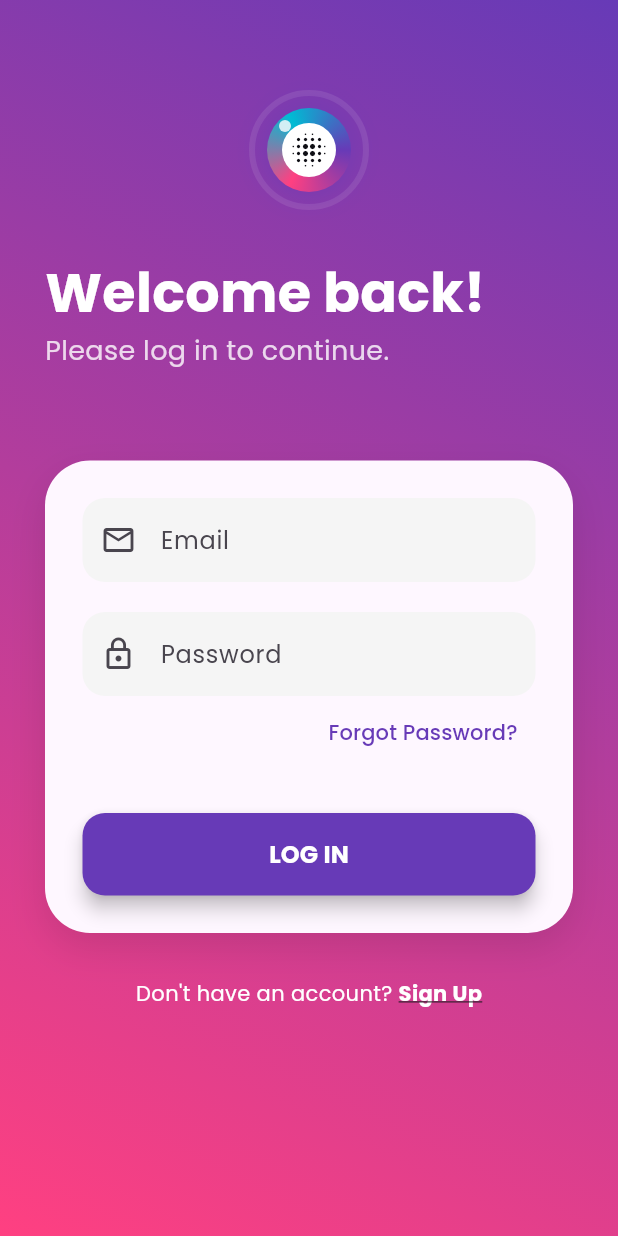
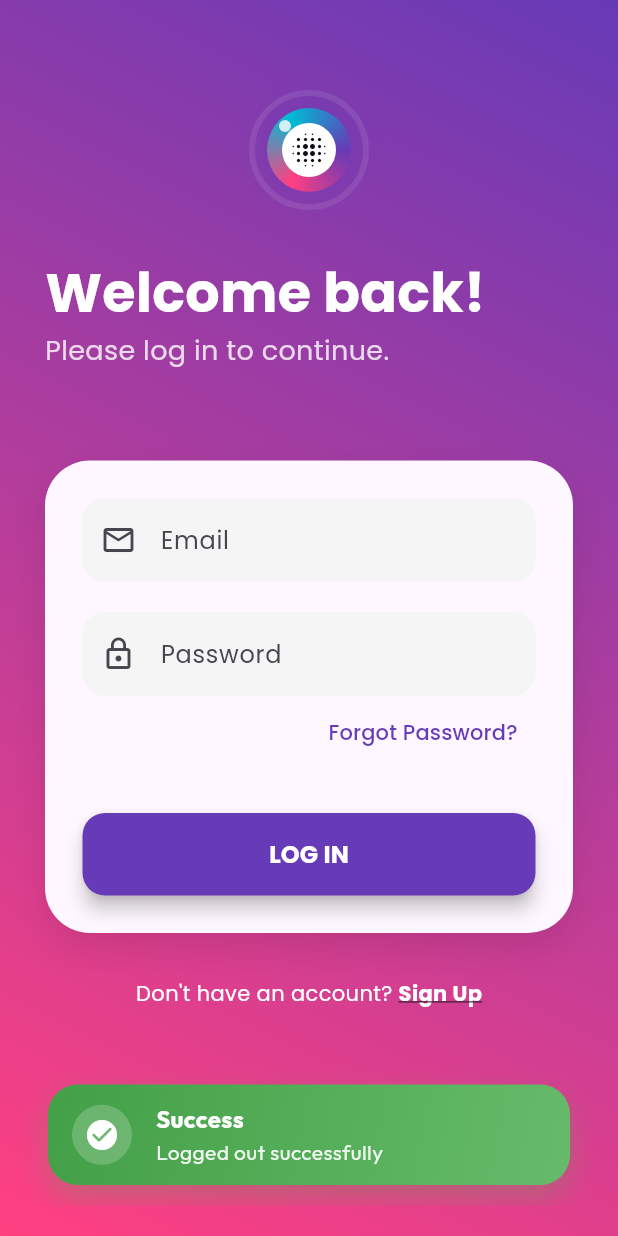
Before and after one commit to anshu-ac-dv/BlindAI, a Flutter app: the screen it shows once a user with an empty profile is signed in, after a tap on the "logout" icon, on a phone screen of 412 x 824 dp. Run offline on Flutter 3.47's test engine with Material 3 defaults, Android fonts, the phone set to English and light mode, and no system bars; drawn by our look-alikes of flutter_animate; our stand-ins replace dartz, equatable, firebase_auth, firebase_core, flutter_bloc, get_it and 2 more; accounts and stored records are empty.

Commit message:
Update the UI for indentifires

```diff
--- /dev/null
+++ b/lib/core/presentation/widgets/custom_snack_bar.dart
@@ -0,0 +1,117 @@
+import 'package:flutter/material.dart';
+import 'package:flutter_animate/flutter_animate.dart';
+import 'package:google_fonts/google_fonts.dart';
+
+enum SnackBarType { success, error, info }
+
+class CustomSnackBar {
+  static void show(
+    BuildContext context, {
+    required String message,
+    required SnackBarType type,
+  }) {
+    final theme = Theme.of(context);
+
+    Color baseColor;
+    IconData icon;
+    List<Color> gradientColors;
+
+    switch (type) {
+      case SnackBarType.success:
+        baseColor = const Color(0xFF4CAF50);
+        icon = Icons.check_circle_rounded;
+        gradientColors = [const Color(0xFF43A047), const Color(0xFF66BB6A)];
+        break;
+      case SnackBarType.error:
+        baseColor = const Color(0xFFE53935);
+        icon = Icons.error_rounded;
+        gradientColors = [const Color(0xFFD32F2F), const Color(0xFFEF5350)];
+        break;
+      case SnackBarType.info:
+        baseColor = const Color(0xFF1E88E5);
+        icon = Icons.info_rounded;
+        gradientColors = [const Color(0xFF1976D2), const Color(0xFF42A5F5)];
+        break;
+    }
+
+    ScaffoldMessenger.of(context).hideCurrentSnackBar();
+    ScaffoldMessenger.of(context).showSnackBar(
+      SnackBar(
+        backgroundColor: Colors.transparent,
+        elevation: 0,
+        behavior: SnackBarBehavior.floating,
+        margin: const EdgeInsets.fromLTRB(16, 0, 16, 20),
+        duration: const Duration(seconds: 4),
+        content: Container(
+          padding: const EdgeInsets.symmetric(horizontal: 16, vertical: 12),
+          decoration: BoxDecoration(
+            gradient: LinearGradient(
+              colors: gradientColors,
+              begin: Alignment.topLeft,
+              end: Alignment.bottomRight,
+            ),
+            borderRadius: BorderRadius.circular(20),
+            boxShadow: [
+              BoxShadow(
+                color: baseColor.withValues(alpha: 0.3),
+                blurRadius: 15,
+                offset: const Offset(0, 8),
+              ),
+            ],
+          ),
+          child: Row(
+            children: [
+              Container(
+                padding: const EdgeInsets.all(8),
+                decoration: BoxDecoration(
+                  color: Colors.white.withValues(alpha: 0.2),
+                  shape: BoxShape.circle,
+                ),
+                child: Icon(icon, color: Colors.white, size: 24),
+              ).animate(onPlay: (controller) => controller.repeat(reverse: true))
+               .scale(begin: const Offset(0.8, 0.8), end: const Offset(1.1, 1.1), duration: 1000.ms, curve: Curves.easeInOut),
+              const SizedBox(width: 16),
+              Expanded(
+                child: Column(
+                  mainAxisSize: MainAxisSize.min,
+                  crossAxisAlignment: CrossAxisAlignment.start,
+                  children: [
+                    Text(
+                      _getTitle(type),
+                      style: GoogleFonts.outfit(
+                        color: Colors.white,
+                        fontWeight: FontWeight.bold,
+                        fontSize: 16,
+                      ),
+                    ),
+                    Text(
+                      message,
+                      style: GoogleFonts.outfit(
+                        color: Colors.white.withValues(alpha: 0.9),
+                        fontSize: 14,
+                      ),
+                    ),
+                  ],
+                ),
+              ),
+            ],
+          ),
+        ).animate()
+         .fadeIn(duration: 500.ms)
+         .slideY(begin: 0.5, end: 0, curve: Curves.easeOutBack)
+         .shimmer(delay: 1000.ms, duration: 2000.ms, color: Colors.white24),
+      ),
+    );
+  }
+
+  static String _getTitle(SnackBarType type) {
+    switch (type) {
+      case SnackBarType.success:
+        return 'Success';
+      case SnackBarType.error:
+        return 'Error';
+      case SnackBarType.info:
+        return 'Information';
+    }
+  }
+}
--- a/lib/features/auth/presentation/pages/forgot_password_page.dart
+++ b/lib/features/auth/presentation/pages/forgot_password_page.dart
@@ -6,6 +6,7 @@ import '../bloc/auth_bloc.dart';
 import '../bloc/auth_event.dart';
 import '../bloc/auth_state.dart';
 import '../../../../core/presentation/widgets/app_logo.dart';
+import '../../../../core/presentation/widgets/custom_snack_bar.dart';
 
 class ForgotPasswordPage extends StatefulWidget {
   const ForgotPasswordPage({super.key});
@@ -23,13 +24,17 @@ class _ForgotPasswordPageState extends State<ForgotPasswordPage> {
       body: BlocConsumer<AuthBloc, AuthState>(
         listener: (context, state) {
           if (state is ForgotPasswordSent) {
-            ScaffoldMessenger.of(context).showSnackBar(
-              const SnackBar(content: Text('Password reset link sent to your email!'), backgroundColor: Colors.green),
+            CustomSnackBar.show(
+              context,
+              message: 'Password reset link sent to your email!',
+              type: SnackBarType.success,
             );
             Navigator.pop(context);
           } else if (state is AuthError) {
-            ScaffoldMessenger.of(context).showSnackBar(
-              SnackBar(content: Text(state.message), backgroundColor: Colors.red),
+            CustomSnackBar.show(
+              context,
+              message: state.message,
+              type: SnackBarType.error,
             );
           }
         },
@@ -107,8 +112,10 @@ class _ForgotPasswordPageState extends State<ForgotPasswordPage> {
                                     : () {
                                         final email = _emailController.text.trim();
                                         if (email.isEmpty) {
-                                          ScaffoldMessenger.of(context).showSnackBar(
-                                            const SnackBar(content: Text('Please enter your email')),
+                                          CustomSnackBar.show(
+                                            context,
+                                            message: 'Please enter your email',
+                                            type: SnackBarType.error,
                                           );
                                           return;
                                         }
--- a/lib/features/auth/presentation/pages/login_page.dart
+++ b/lib/features/auth/presentation/pages/login_page.dart
@@ -9,6 +9,7 @@ import 'signup_page.dart';
 import 'forgot_password_page.dart';
 import '../../../home/presentation/pages/home_page.dart';
 import '../../../../core/presentation/widgets/app_logo.dart';
+import '../../../../core/presentation/widgets/custom_snack_bar.dart';
 
 class LoginPage extends StatefulWidget {
   const LoginPage({super.key});
@@ -32,8 +33,10 @@ class _LoginPageState extends State<LoginPage> {
               MaterialPageRoute(builder: (context) => const HomeScreen()),
             );
           } else if (state is AuthError) {
-            ScaffoldMessenger.of(context).showSnackBar(
-              SnackBar(content: Text(state.message), backgroundColor: Colors.red),
+            CustomSnackBar.show(
+              context,
+              message: state.message,
+              type: SnackBarType.error,
             );
           }
         },
@@ -135,8 +138,10 @@ class _LoginPageState extends State<LoginPage> {
                                           final password = _passwordController.text.trim();
 
                                           if (email.isEmpty || password.isEmpty) {
-                                            ScaffoldMessenger.of(context).showSnackBar(
-                                              const SnackBar(content: Text('Please fill all fields')),
+                                            CustomSnackBar.show(
+                                              context,
+                                              message: 'Please fill all fields',
+                                              type: SnackBarType.error,
                                             );
                                             return;
                                           }
--- a/lib/features/auth/presentation/pages/signup_page.dart
+++ b/lib/features/auth/presentation/pages/signup_page.dart
@@ -7,6 +7,7 @@ import '../bloc/auth_event.dart';
 import '../bloc/auth_state.dart';
 import '../../../home/presentation/pages/home_page.dart';
 import '../../../../core/presentation/widgets/app_logo.dart';
+import '../../../../core/presentation/widgets/custom_snack_bar.dart';
 
 class SignupPage extends StatefulWidget {
   const SignupPage({super.key});
@@ -32,8 +33,10 @@ class _SignupPageState extends State<SignupPage> {
               (route) => false,
             );
           } else if (state is AuthError) {
-            ScaffoldMessenger.of(context).showSnackBar(
-              SnackBar(content: Text(state.message), backgroundColor: Colors.red),
+            CustomSnackBar.show(
+              context,
+              message: state.message,
+              type: SnackBarType.error,
             );
           }
         },
@@ -124,8 +127,10 @@ class _SignupPageState extends State<SignupPage> {
                                           final name = _nameController.text.trim();
 
                                           if (email.isEmpty || password.isEmpty || name.isEmpty) {
-                                            ScaffoldMessenger.of(context).showSnackBar(
-                                              const SnackBar(content: Text('Please fill all fields')),
+                                            CustomSnackBar.show(
+                                              context,
+                                              message: 'Please fill all fields',
+                                              type: SnackBarType.error,
                                             );
                                             return;
                                           }
--- a/lib/features/home/presentation/pages/home_page.dart
+++ b/lib/features/home/presentation/pages/home_page.dart
@@ -8,6 +8,7 @@ import '../../../../features/auth/presentation/bloc/auth_event.dart';
 import '../../../../features/auth/presentation/pages/login_page.dart';
 import '../../../../core/presentation/widgets/app_logo.dart';
 import '../../../../core/theme/bloc/theme_bloc.dart';
+import '../../../../core/presentation/widgets/custom_snack_bar.dart';
 
 class HomeScreen extends StatelessWidget {
   const HomeScreen({super.key});
@@ -31,7 +32,7 @@ class HomeScreen extends StatelessWidget {
                 const AppLogo(size: 24, isAnimated: false),
                 const SizedBox(width: 8),
                 Text(
-                  'BlinAI',
+                  'BlindAI',
                   style: GoogleFonts.outfit(
                     fontWeight: FontWeight.bold,
                     fontSize: 20,
@@ -58,6 +59,11 @@ class HomeScreen extends StatelessWidget {
                 icon: Icon(Icons.logout_rounded, color: isDark ? Colors.white70 : Colors.black54),
                 onPressed: () {
                   context.read<AuthBloc>().add(LogoutRequested());
+                  CustomSnackBar.show(
+                    context,
+                    message: 'Logged out successfully',
+                    type: SnackBarType.success,
+                  );
                   Navigator.of(context).pushAndRemoveUntil(
                     MaterialPageRoute(builder: (context) => const LoginPage()),
                     (route) => false,
--- a/lib/main.dart
+++ b/lib/main.dart
@@ -42,7 +42,7 @@ class MyApp extends StatelessWidget {
         builder: (context, state) {
           return MaterialApp(
             debugShowCheckedModeBanner: false,
-            title: 'BlinAI',
+            title: 'BlindAI',
             themeMode: state.themeMode,
             theme: AppTheme.lightTheme,
             darkTheme: AppTheme.darkTheme,
--- a/lib/splash_screen.dart
+++ b/lib/splash_screen.dart
@@ -136,7 +136,7 @@ class _SplashScreenState extends State<SplashScreen> {
 
                 // App Name with modern styling
                 Text(
-                  'BLINAI',
+                  'BLINDAI',
                   style: GoogleFonts.outfit(
                     fontSize: 48,
                     fontWeight: FontWeight.w800,
--- a/pubspec.yaml
+++ b/pubspec.yaml
@@ -1,5 +1,5 @@
 name: blind_ai
-description: "BlinAI - Perceive with intelligence."
+description: "BlindAI - Perceive with intelligence."
 publish_to: 'none'
 version: 0.1.0
 
```
Also changed, not shown: 5 other files.
